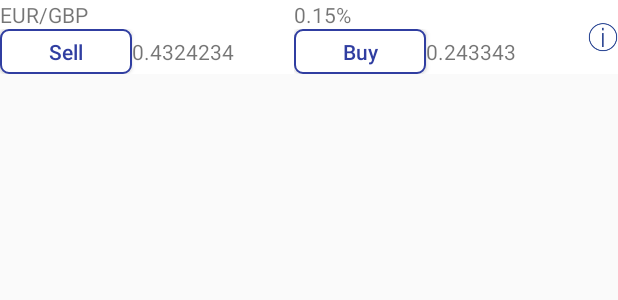
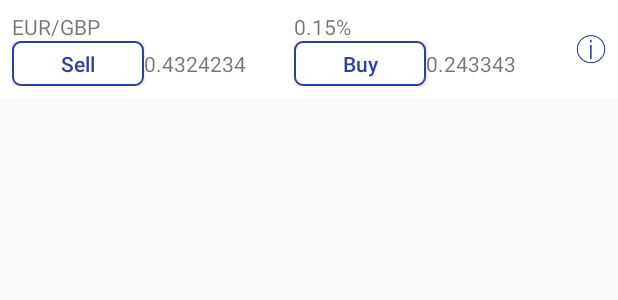
Before and after one commit to vladimirdimovprimeholding/plus500asg, an Android app: the layout fragment_item.xml on its own in the app's theme, with its tools: preview values and no code run, on a phone screen of 412 x 824 dp. Shown: the top 300 px of the screen. Run offline under Robolectric (Android 15) with nearby library versions, the phone set to English and light mode, and no system bars.

Commit message:
Styling the list

```diff
--- a/app/src/main/res/layout/fragment_item.xml
+++ b/app/src/main/res/layout/fragment_item.xml
@@ -3,17 +3,19 @@
               xmlns:tools="http://schemas.android.com/tools" android:layout_width="match_parent"
               android:layout_height="wrap_content"
               android:orientation="horizontal"
-              android:background="@color/colorWhite">
+              android:background="@color/colorWhite"
+              android:padding="8dp">
 
     <LinearLayout
             android:layout_weight="1"
             android:orientation="vertical"
-            android:layout_width="match_parent"
+            android:layout_width="0dp"
             android:layout_height="wrap_content">
         <TextView
                 android:id="@+id/pair"
                 android:layout_width="wrap_content"
                 android:layout_height="wrap_content"
+                style="ListPairText"
                 android:text="EUR/GBP"/>
 
         <LinearLayout
@@ -23,26 +25,28 @@
             <Button
                     android:layout_width="wrap_content"
                     android:layout_height="30dp"
-                    style="@style/ItemButton"
+                    style="@style/ListItemButton"
                     android:text="@string/sell"/>
 
             <TextView
-                    android:text="0.4324234"
                     android:id="@+id/first_digits"
                     android:layout_width="wrap_content"
-                    android:layout_height="wrap_content"/>
+                    android:layout_height="wrap_content"
+                    android:text="0.4324234"
+                    style="ListDigitsText"/>
         </LinearLayout>
     </LinearLayout>
     <LinearLayout
             android:layout_weight="1"
             android:orientation="vertical"
-            android:layout_width="match_parent"
+            android:layout_width="0dp"
             android:layout_height="wrap_content">
         <TextView
                 android:id="@+id/precentage"
                 android:layout_width="wrap_content"
                 android:layout_height="wrap_content"
-                android:text="0.15%"/>
+                android:text="0.15%"
+                style="ListDigitsText"/>
         <LinearLayout
                 android:layout_width="match_parent"
                 android:layout_height="wrap_content"
@@ -50,14 +54,15 @@
             <Button
                     android:layout_width="wrap_content"
                     android:layout_height="30dp"
-                    style="@style/ItemButton"
+                    style="@style/ListItemButton"
                     android:text="@string/buy"/>
 
             <TextView
-                    android:text="0.243343"
                     android:id="@+id/second_digits"
                     android:layout_width="wrap_content"
-                    android:layout_height="wrap_content"/>
+                    android:layout_height="wrap_content"
+                    android:text="0.243343"
+                    style="ListDigitsText"/>
         </LinearLayout>
     </LinearLayout>
 
@@ -66,7 +71,7 @@
             android:layout_width="20dp"
             android:layout_height="20dp"
             android:layout_weight="0"
-            tools:src="@drawable/ic_info"
-            android:background="@null" android:scaleType="fitXY"/>
-
+            android:background="@null"
+            android:scaleType="fitXY"
+            android:src="@drawable/ic_info"/>
 </LinearLayout>
--- a/app/src/main/res/values/dimens.xml
+++ b/app/src/main/res/values/dimens.xml
@@ -19,7 +19,10 @@
     <dimen name="buysell_plus_minus_button_height">40dp</dimen>
     <dimen name="buysell_confirm_cancel_button_height">40dp</dimen>
     <dimen name="buysell_edittext_height">40dp</dimen>
+
     <!-- List -->
-
+    <dimen name="list_top_margins">8dp</dimen>
+    <dimen name="list_bottom_margins">8dp</dimen>
+    <dimen name="list_side_margins">8dp</dimen>
 
 </resources>
```
Also changed, not shown: app/src/main/java/com/vlado/plus500asg/list/MyItemRecyclerViewAdapter.kt (+16 -2 lines), app/src/main/res/values/styles.xml (+12 -1 lines).
